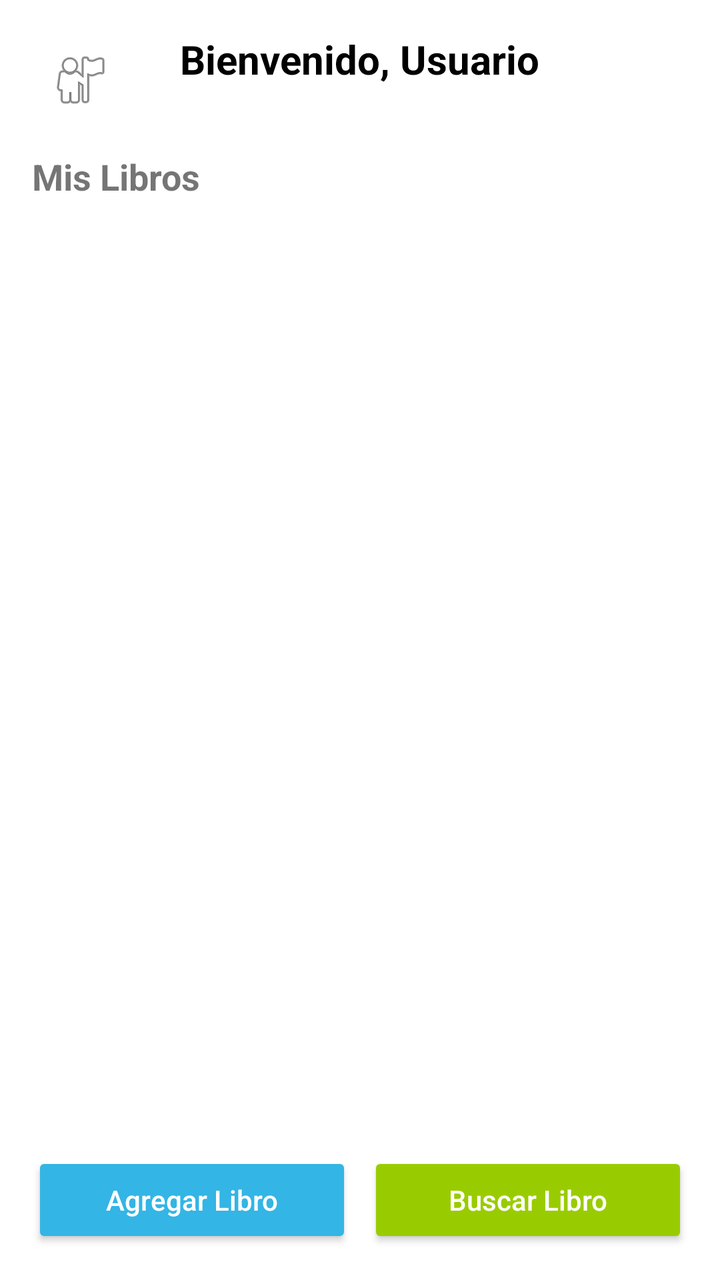
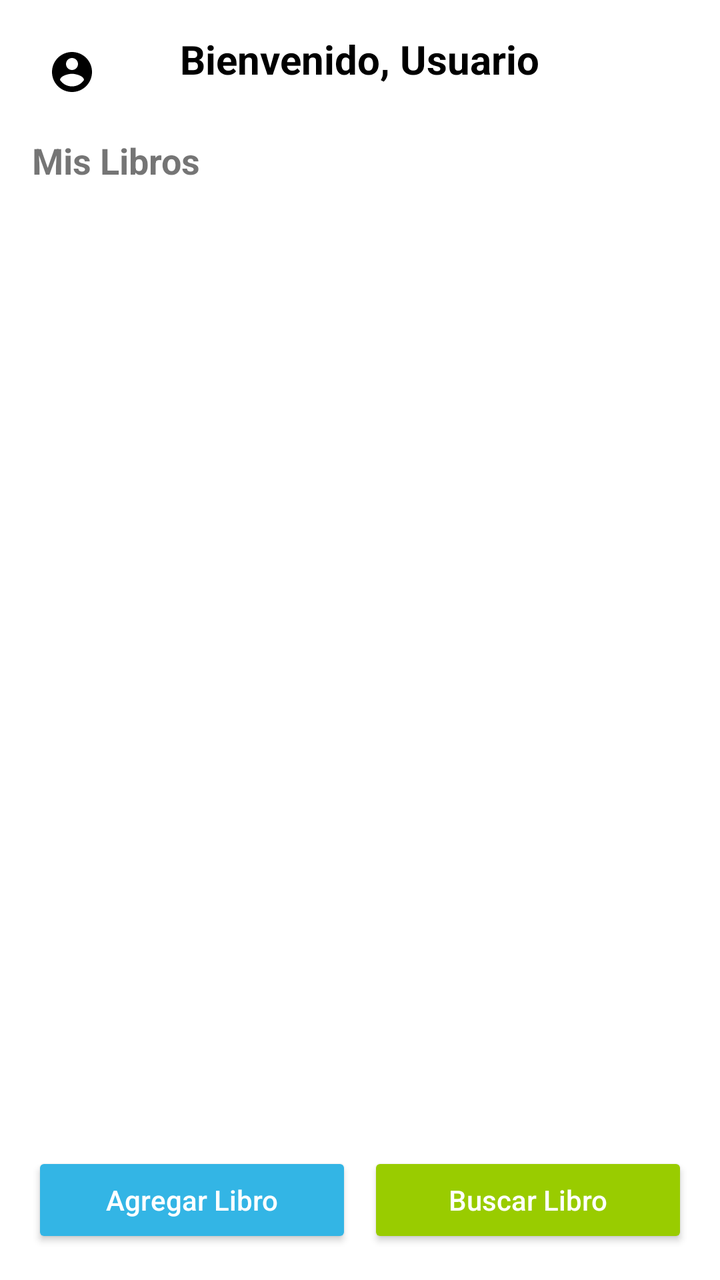

Two renders of the same Android screen: before a commit and after it. Below are the layout's source before the change and the commit's diff.
<!-- AndroidManifest.xml: application theme Theme.AppCompat.Light.NoActionBar -->
<!-- res/layout/activity_main.xml -->
<?xml version="1.0" encoding="utf-8"?>
<LinearLayout xmlns:android="http://schemas.android.com/apk/res/android"
    xmlns:app="http://schemas.android.com/apk/res-auto"
    android:orientation="vertical"
    android:padding="16dp"
    android:layout_width="match_parent"
    android:layout_height="match_parent"
    android:background="@android:color/white">

    
    <RelativeLayout
        android:layout_width="match_parent"
        android:layout_height="wrap_content"
        android:layout_marginBottom="12dp">

        
        <ImageButton
            android:id="@+id/btnProfile"
            android:layout_width="48dp"
            android:layout_height="48dp"
            android:layout_alignParentStart="true"
            android:background="@null"
            android:contentDescription="Perfil"
            android:src="@android:drawable/ic_menu_myplaces"
            android:padding="4dp" />

        
        <TextView
            android:id="@+id/tvWelcome"
            android:layout_width="wrap_content"
            android:layout_height="wrap_content"
            android:layout_centerHorizontal="true"
            android:text="Bienvenido, Usuario"
            android:textSize="20sp"
            android:textStyle="bold"
            android:textColor="@android:color/black" />
    </RelativeLayout>

    
    <TextView
        android:text="Mis Libros"
        android:textSize="18sp"
        android:textStyle="bold"
        android:layout_marginBottom="8dp"
        android:layout_width="wrap_content"
        android:layout_height="wrap_content" />

    
    <androidx.recyclerview.widget.RecyclerView
        android:id="@+id/recyclerViewBooks"
        android:layout_width="match_parent"
        android:layout_height="0dp"
        android:layout_weight="1"
        android:layout_marginBottom="12dp" />

    
    <LinearLayout
        android:layout_width="match_parent"
        android:layout_height="wrap_content"
        android:orientation="horizontal"
        android:gravity="center"
        android:weightSum="2">

        <Button
            android:id="@+id/fabAdd"
            android:layout_width="0dp"
            android:layout_height="wrap_content"
            android:layout_weight="1"
            android:text="Agregar Libro"
            android:textAllCaps="false"
            android:backgroundTint="@android:color/holo_blue_light"
            android:textColor="@android:color/white" />

        <Button
            android:id="@+id/fabSearch"
            android:layout_width="0dp"
            android:layout_height="wrap_content"
            android:layout_weight="1"
            android:text="Buscar Libro"
            android:textAllCaps="false"
            android:backgroundTint="@android:color/holo_green_light"
            android:textColor="@android:color/white"
            android:layout_marginStart="8dp" />
    </LinearLayout>
</LinearLayout>
<!-- resources referenced by this layout -->
<resources>

</resources>

<!-- the commit's change to res/layout/activity_main.xml (unified diff, before → after) -->
@@ -16,13 +16,16 @@
         
         <ImageButton
             android:id="@+id/btnProfile"
-            android:layout_width="48dp"
-            android:layout_height="48dp"
-            android:layout_alignParentStart="true"
-            android:background="@null"
+            android:layout_width="wrap_content"
+            android:layout_height="wrap_content"
+            android:layout_gravity="end"
+            android:background="?attr/selectableItemBackgroundBorderless"
+            android:src="@drawable/ic_person"
             android:contentDescription="Perfil"
-            android:src="@android:drawable/ic_menu_myplaces"
-            android:padding="4dp" />
+            android:padding="8dp"
+            android:layout_marginEnd="8dp"
+            app:tint="@color/black" />
+
 
         
         <TextView
<!-- resource entries referenced after the edit -->
@@ -1,5 +1,11 @@
 <!-- resources referenced by this layout -->
 <resources>
-
+  <color name="black">#FF000000</color>
+  <!-- drawable ic_person (drawable) -->
+  <vector xmlns:android="http://schemas.android.com/apk/res/android" android:height="24dp" android:tint="#000000" android:viewportHeight="24" android:viewportWidth="24" android:width="24dp">
+        
+      <path android:fillColor="@android:color/white" android:pathData="M12,2C6.48,2 2,6.48 2,12s4.48,10 10,10 10,-4.48 10,-10S17.52,2 12,2zM12,5c1.66,0 3,1.34 3,3s-1.34,3 -3,3 -3,-1.34 -3,-3 1.34,-3 3,-3zM12,19.2c-2.5,0 -4.71,-1.28 -6,-3.22 0.03,-1.99 4,-3.08 6,-3.08 1.99,0 5.97,1.09 6,3.08 -1.29,1.94 -3.5,3.22 -6,3.22z"/>
+      
+  </vector>
 </resources>
 
